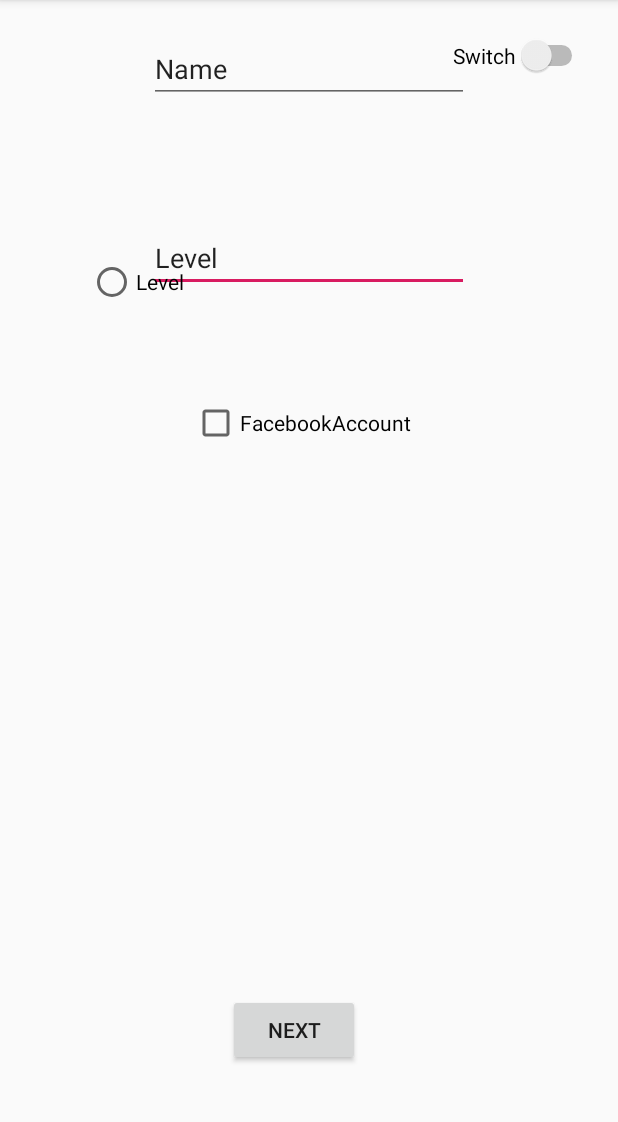
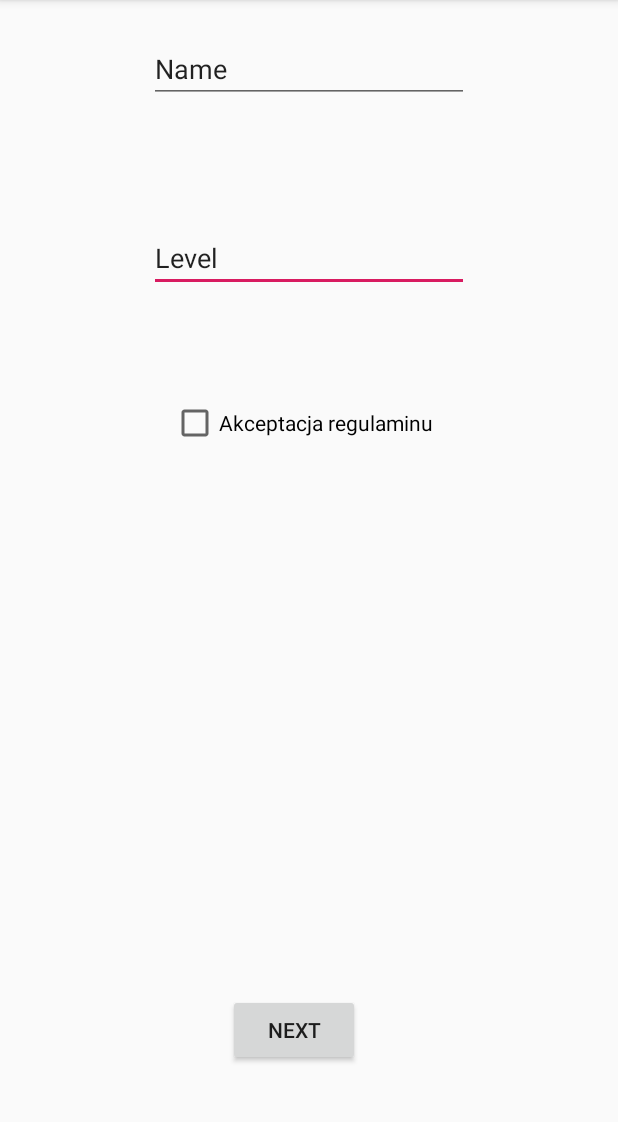
Before and after one commit to MarcinOrent/Android, an Android app: the SecondActivity screen opened directly, with no data from a screen before it, on a phone screen of 412 x 824 dp, the part 84-1206 px from its top. Run offline under Robolectric (Android 15) with nearby library versions, the phone set to English and light mode, and no system bars.

Commit message:
Dodano switch, checkobx, toast

```diff
--- a/Lab3/app/src/main/java/orent/marcin/lab2/MainActivity.java
+++ b/Lab3/app/src/main/java/orent/marcin/lab2/MainActivity.java
@@ -4,9 +4,7 @@ import android.content.Intent;
 import android.support.v7.app.AppCompatActivity;
 import android.os.Bundle;
 import android.view.View;
-import android.widget.EditText;
 
-import org.w3c.dom.Text;
 
 public class MainActivity extends AppCompatActivity {
 
--- a/Lab3/app/src/main/java/orent/marcin/lab2/SecondActivity.java
+++ b/Lab3/app/src/main/java/orent/marcin/lab2/SecondActivity.java
@@ -1,11 +1,13 @@
 package orent.marcin.lab2;
 
 import android.content.Intent;
+import android.graphics.Color;
 import android.os.Bundle;
 import android.support.v7.app.AppCompatActivity;
 import android.view.View;
 import android.widget.CheckBox;
 import android.widget.EditText;
+import android.widget.RadioButton;
 import android.widget.Spinner;
 import android.widget.Switch;
 import android.widget.TextView;
@@ -34,48 +36,22 @@ public class SecondActivity extends AppCompatActivity {
         intent.putExtra("name", name);
         intent.putExtra("level", level);
         intent.putExtra("champ", champ);
-        startActivity(intent);
+        CheckBox checkBox = (CheckBox) findViewById(R.id.checkBox2);
+        if (checkBox.isChecked()) {
+            checkBox.setChecked(true);
+            checkBox.setTextColor(Color.BLACK);
+            startActivity(intent);
+
+        } else {
+            checkBox.setTextColor(Color.RED);
+            Toast.makeText(SecondActivity.this,
+                    "Musisz zaakceptować regulamin", Toast.LENGTH_SHORT).show();
+        }
 
 
 
-       /*  Switch switch2 = (Switch) findViewById(R.id.switch2);
-        switch2.setTextOn("On");
-        switch2.setTextOff("Off");
+
+    }
 
 
-       boolean checked = ((CheckBox) view).isChecked();
-
-        switch (view.getId()) {
-            case R.id.checkBox2:
-                if (checked)
-                    Toast.makeText(SecondActivity.this,
-                            "Czy to dziala?", Toast.LENGTH_LONG).show();
-
-
-        } */
-
-
-    }
 }
-/*   final CheckB
-            });ox checkbox = (CheckBox) findViewById(R.id.box);
-            checkbox.setOnClickListener(new OnClickListener() {
-                public void onClick(View v) {
-                    // Perform action on clicks, depending on whether it's now checked
-                    if (((CheckBox) v).isChecked()) {
-                       ?????????????
-                    } else {
-                       ???????????
-                    }
-                }
-
-
-In your layout xml file add
-
-android:visibility="gone"
-to the View that have to be hidden at startup.
-
-Then in your code:
-
-myHiddenView.setVisibility(View.VISIBLE);
-to make it visible.*/
--- a/Lab3/app/src/main/res/layout/activity_second.xml
+++ b/Lab3/app/src/main/res/layout/activity_second.xml
@@ -80,25 +80,7 @@
         app:layout_constraintTop_toTopOf="parent"
         app:layout_constraintVertical_bias="0.022" />
 
-    <Switch
-        android:id="@+id/switch2"
-        android:layout_width="wrap_content"
-        android:layout_height="wrap_content"
-        android:layout_marginStart="8dp"
-        android:layout_marginLeft="8dp"
-        android:layout_marginTop="8dp"
-        android:layout_marginEnd="8dp"
-        android:layout_marginRight="8dp"
-        android:layout_marginBottom="8dp"
-        android:text="Switch"
-        android:textOff="Off"
-        android:textOn="On"
-        app:layout_constraintBottom_toBottomOf="parent"
-        app:layout_constraintEnd_toEndOf="parent"
-        app:layout_constraintHorizontal_bias="0.96"
-        app:layout_constraintStart_toStartOf="parent"
-        app:layout_constraintTop_toTopOf="parent"
-        app:layout_constraintVertical_bias="0.021" />
+
 
     <CheckBox
         android:id="@+id/checkBox2"
@@ -110,7 +92,9 @@
         android:layout_marginEnd="8dp"
         android:layout_marginRight="8dp"
         android:layout_marginBottom="8dp"
-        android:text="FacebookAccount"
+        android:text="Akceptacja regulaminu"
+
+
         app:layout_constraintBottom_toBottomOf="parent"
         app:layout_constraintEnd_toEndOf="parent"
         app:layout_constraintHorizontal_bias="0.479"
@@ -118,22 +102,5 @@
         app:layout_constraintTop_toTopOf="parent"
         app:layout_constraintVertical_bias="0.358" />
 
-    <RadioButton
-        android:id="@+id/radioButton5"
-        android:layout_width="wrap_content"
-        android:layout_height="wrap_content"
-        android:layout_marginStart="8dp"
-        android:layout_marginLeft="8dp"
-        android:layout_marginTop="8dp"
-        android:layout_marginEnd="8dp"
-        android:layout_marginRight="8dp"
-        android:layout_marginBottom="8dp"
-        android:text="Level"
-        app:layout_constraintBottom_toBottomOf="parent"
-        app:layout_constraintEnd_toEndOf="parent"
-        app:layout_constraintHorizontal_bias="0.153"
-        app:layout_constraintStart_toStartOf="parent"
-        app:layout_constraintTop_toTopOf="parent"
-        app:layout_constraintVertical_bias="0.228" />
 
 </android.support.constraint.ConstraintLayout>
```
Also changed, not shown: Lab3/app/src/main/java/orent/marcin/lab2/ThirdActivity.java (+19 -1 lines), Lab3/app/src/main/res/layout/activity_third.xml (+40 -0 lines).
